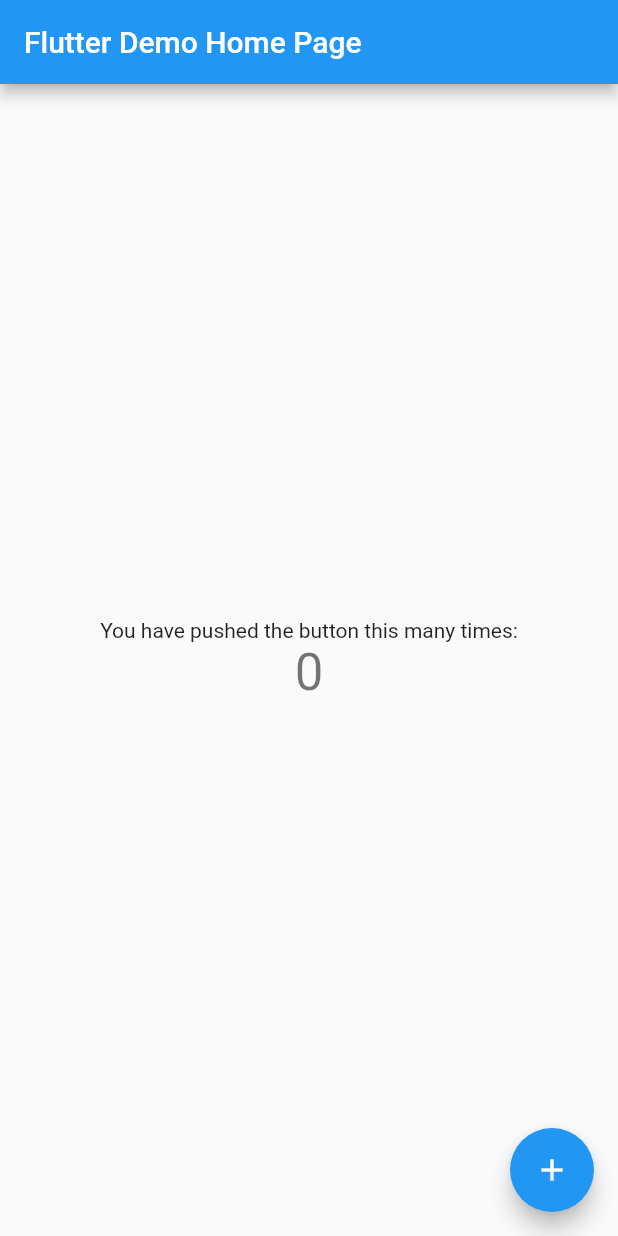
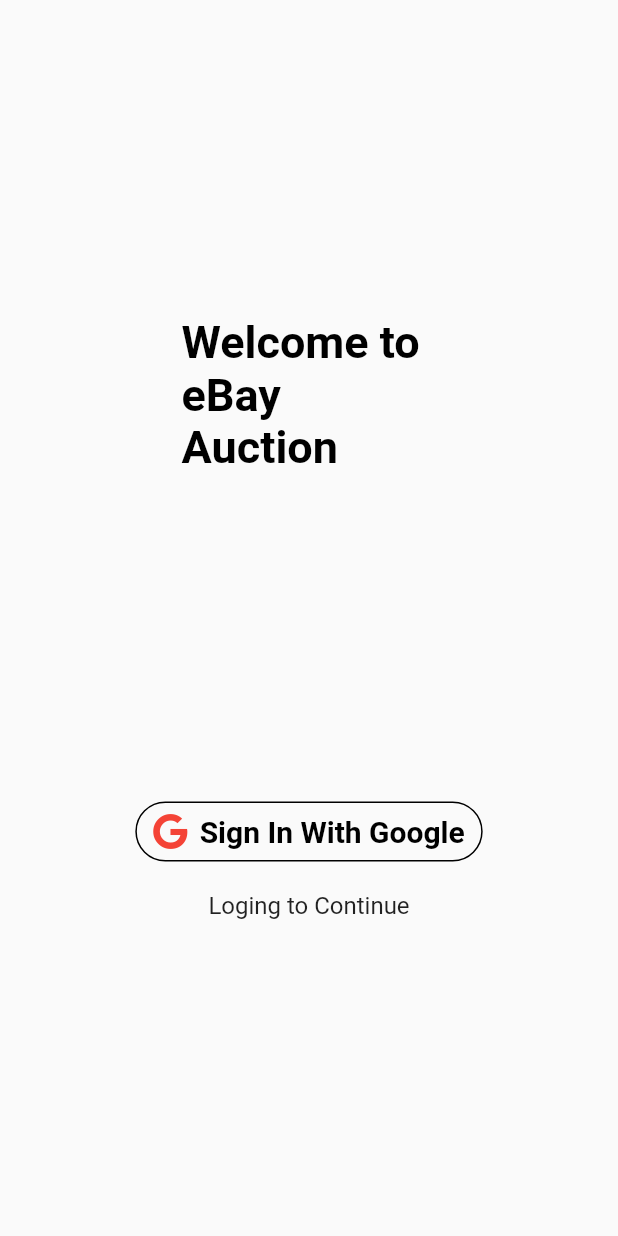
Before and after one commit to mdrislam/ebay_auction_assignment, a Flutter app: the screen it shows after launch, on a phone screen of 412 x 824 dp. Run offline on Flutter 3.47's test engine with Material 2 defaults, Android fonts, the phone set to English and light mode, and no system bars; our stand-ins replace firebase_auth, firebase_core, font_awesome_flutter, google_sign_in; missing offline and left inert: dart:ffi; accounts and stored records are empty.

Commit message:
Step 1 Complete

```diff
--- /dev/null
+++ b/lib/components/google_signin.dart
@@ -0,0 +1,32 @@
+import 'dart:ffi';
+
+import 'package:flutter/material.dart';
+import 'package:font_awesome_flutter/font_awesome_flutter.dart';
+
+class GoogleSignInButton extends StatelessWidget {
+   GoogleSignInButton({Key? key, required this.press}) : super(key: key);
+  VoidCallback press;
+
+  @override
+  Widget build(BuildContext context) {
+    return Container(
+      padding: EdgeInsets.all(4.0),
+      child: OutlineButton.icon(
+        label: const Text(
+          'Sign In With Google',
+          style: TextStyle(fontWeight: FontWeight.bold, fontSize: 20.0),
+        ),
+        shape: const StadiumBorder(),
+        padding: const EdgeInsets.symmetric(horizontal: 12.0, vertical: 8.0),
+        highlightedBorderColor: Colors.black,
+        borderSide: const BorderSide(color: Colors.black),
+        textColor: Colors.black,
+        icon: const FaIcon(
+          FontAwesomeIcons.google,
+          color: Colors.red,
+        ),
+        onPressed: press,
+      ),
+    );
+  }
+}
--- /dev/null
+++ b/lib/const/app_colors.dart
@@ -0,0 +1,5 @@
+import 'package:flutter/material.dart';
+class AppColorsConst{
+  static const deep_orrange = Color(0xFFFF6B6B);
+  static const light_grey = Color(0xFFBBBBBB);
+}
--- a/lib/main.dart
+++ b/lib/main.dart
@@ -1,115 +1,29 @@
+import 'package:auction/screens/home/home_screen.dart';
+import 'package:auction/screens/signin/signin.dart';
+import 'package:firebase_auth/firebase_auth.dart';
 import 'package:flutter/material.dart';
+import 'package:firebase_core/firebase_core.dart';
 
-void main() {
+void main() async {
+  WidgetsFlutterBinding.ensureInitialized();
+  await Firebase.initializeApp();
   runApp(const MyApp());
 }
 
 class MyApp extends StatelessWidget {
   const MyApp({Key? key}) : super(key: key);
 
-  // This widget is the root of your application.
   @override
   Widget build(BuildContext context) {
     return MaterialApp(
       title: 'Flutter Demo',
+      debugShowCheckedModeBanner: false,
       theme: ThemeData(
-        // This is the theme of your application.
-        //
-        // Try running your application with "flutter run". You'll see the
-        // application has a blue toolbar. Then, without quitting the app, try
-        // changing the primarySwatch below to Colors.green and then invoke
-        // "hot reload" (press "r" in the console where you ran "flutter run",
-        // or simply save your changes to "hot reload" in a Flutter IDE).
-        // Notice that the counter didn't reset back to zero; the application
-        // is not restarted.
         primarySwatch: Colors.blue,
       ),
-      home: const MyHomePage(title: 'Flutter Demo Home Page'),
+      home: FirebaseAuth.instance.currentUser != null
+          ? const HomeScreen()
+          : const SignInScreen(),
     );
   }
 }
-
-class MyHomePage extends StatefulWidget {
-  const MyHomePage({Key? key, required this.title}) : super(key: key);
-
-  // This widget is the home page of your application. It is stateful, meaning
-  // that it has a State object (defined below) that contains fields that affect
-  // how it looks.
-
-  // This class is the configuration for the state. It holds the values (in this
-  // case the title) provided by the parent (in this case the App widget) and
-  // used by the build method of the State. Fields in a Widget subclass are
-  // always marked "final".
-
-  final String title;
-
-  @override
-  State<MyHomePage> createState() => _MyHomePageState();
-}
-
-class _MyHomePageState extends State<MyHomePage> {
-  int _counter = 0;
-
-  void _incrementCounter() {
-    setState(() {
-      // This call to setState tells the Flutter framework that something has
-      // changed in this State, which causes it to rerun the build method below
-      // so that the display can reflect the updated values. If we changed
-      // _counter without calling setState(), then the build method would not be
-      // called again, and so nothing would appear to happen.
-      _counter++;
-    });
-  }
-
-  @override
-  Widget build(BuildContext context) {
-    // This method is rerun every time setState is called, for instance as done
-    // by the _incrementCounter method above.
-    //
-    // The Flutter framework has been optimized to make rerunning build methods
-    // fast, so that you can just rebuild anything that needs updating rather
-    // than having to individually change instances of widgets.
-    return Scaffold(
-      appBar: AppBar(
-        // Here we take the value from the MyHomePage object that was created by
-        // the App.build method, and use it to set our appbar title.
-        title: Text(widget.title),
-      ),
-      body: Center(
-        // Center is a layout widget. It takes a single child and positions it
-        // in the middle of the parent.
-        child: Column(
-          // Column is also a layout widget. It takes a list of children and
-          // arranges them vertically. By default, it sizes itself to fit its
-          // children horizontally, and tries to be as tall as its parent.
-          //
-          // Invoke "debug painting" (press "p" in the console, choose the
-          // "Toggle Debug Paint" action from the Flutter Inspector in Android
-          // Studio, or the "Toggle Debug Paint" command in Visual Studio Code)
-          // to see the wireframe for each widget.
-          //
-          // Column has various properties to control how it sizes itself and
-          // how it positions its children. Here we use mainAxisAlignment to
-          // center the children vertically; the main axis here is the vertical
-          // axis because Columns are vertical (the cross axis would be
-          // horizontal).
-          mainAxisAlignment: MainAxisAlignment.center,
-          children: <Widget>[
-            const Text(
-              'You have pushed the button this many times:',
-            ),
-            Text(
-              '$_counter',
-              style: Theme.of(context).textTheme.headline4,
-            ),
-          ],
-        ),
-      ),
-      floatingActionButton: FloatingActionButton(
-        onPressed: _incrementCounter,
-        tooltip: 'Increment',
-        child: const Icon(Icons.add),
-      ), // This trailing comma makes auto-formatting nicer for build methods.
-    );
-  }
-}
--- /dev/null
+++ b/lib/screens/signin/signin.dart
@@ -0,0 +1,74 @@
+import 'package:auction/components/google_signin.dart';
+import 'package:auction/screens/home/home_screen.dart';
+import 'package:firebase_auth/firebase_auth.dart';
+import 'package:flutter/cupertino.dart';
+import 'package:flutter/material.dart';
+import 'package:google_sign_in/google_sign_in.dart';
+
+class SignInScreen extends StatefulWidget {
+  const SignInScreen({Key? key}) : super(key: key);
+
+  @override
+  _SignInScreenState createState() => _SignInScreenState();
+}
+
+class _SignInScreenState extends State<SignInScreen> {
+  @override
+  Widget build(BuildContext context) {
+    return Scaffold(
+      body: Column(
+        children: [
+          const Spacer(),
+          Align(
+            alignment: Alignment.center,
+            child: Container(
+              margin: const EdgeInsets.symmetric(horizontal: 20.0),
+              width: 170,
+              child: const Text(
+                'Welcome to eBay Auction',
+                style: TextStyle(
+                    color: Colors.black,
+                    fontSize: 30.0,
+                    fontWeight: FontWeight.bold),
+              ),
+            ),
+          ),
+          const Spacer(),
+          GoogleSignInButton(press: () {
+            print('press');
+            signInWithGoogle(context);
+          }),
+          const SizedBox(
+            height: 12,
+          ),
+          const Text(
+            "Loging to Continue",
+            style: TextStyle(fontSize: 16),
+          ),
+          const Spacer()
+        ],
+      ),
+    );
+  }
+
+  Future signInWithGoogle(BuildContext context) async {
+    final FirebaseAuth _auth = FirebaseAuth.instance;
+    final GoogleSignIn _googleSignIn = GoogleSignIn();
+
+    final GoogleSignInAccount? googleSignInAccount =
+        await _googleSignIn.signIn();
+    final GoogleSignInAuthentication googleSignInAuthentication =
+        await googleSignInAccount!.authentication;
+    final AuthCredential credential = GoogleAuthProvider.credential(
+        accessToken: googleSignInAuthentication.accessToken,
+        idToken: googleSignInAuthentication.idToken);
+    await _auth.signInWithCredential(credential);
+
+    if (_auth.currentUser!.uid.isEmpty) {
+      Navigator.pushAndRemoveUntil(
+          context,
+          CupertinoPageRoute(builder: (BuildContext context) => const HomeScreen()),
+          (route) => false);
+    }
+  }
+}
```
Also changed, not shown: lib/screens/home/home_screen.dart (added, +14 -0 lines), pubspec.yaml (+12 -1 lines), lib/screens/aucton/auction_form.dart (added), pubspec.lock, 3 other files.
